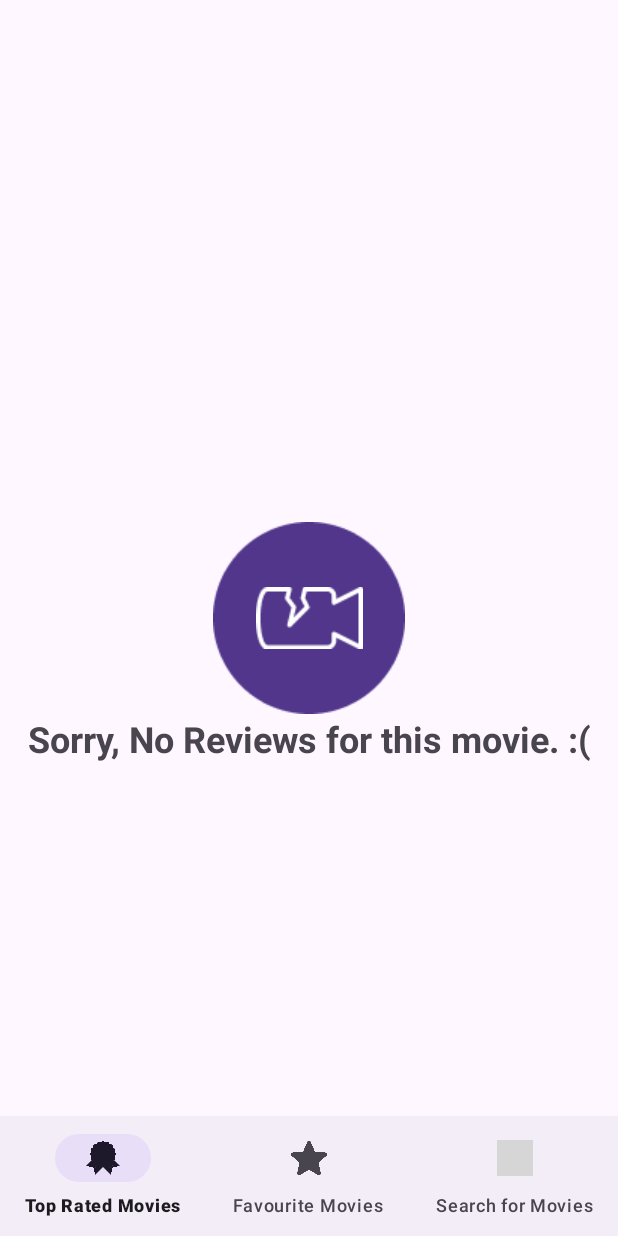
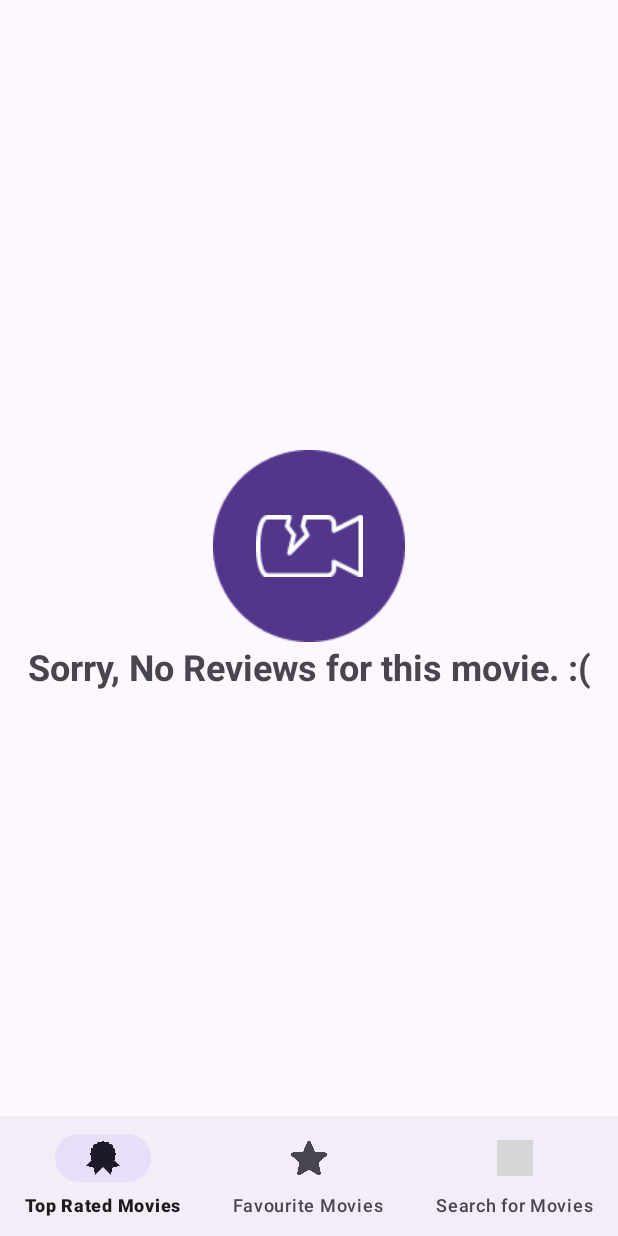
Before and after one commit to ToskePG/TMDBMovieAppXML, an Android app: the ReviewsFragment screen opened through its navigation route, on a phone screen of 412 x 824 dp. Run offline under Robolectric (Android 15) with nearby library versions, the phone set to English and light mode, and no system bars; our stand-ins replace Room's generated code, navigation-ui; network calls fail; pictures from the network do not load; 3 statements that could not run were skipped; grey boxes are pictures that could not be loaded.

Commit message:
Handles empty state for reviews.

```diff
--- a/app/src/main/res/layout/fragment_reviews.xml
+++ b/app/src/main/res/layout/fragment_reviews.xml
@@ -25,7 +25,9 @@
         app:layout_constraintEnd_toEndOf="parent"
         app:layout_constraintTop_toTopOf="parent"
         app:layout_constraintBottom_toBottomOf="parent"
-        android:visibility="gone"/>
+        android:layout_marginTop="-96dp"
+        android:visibility="gone"
+        android:contentDescription="@string/empty_state"/>
 
     <ImageView
         android:id="@+id/ivCamera"
@@ -36,18 +38,22 @@
         app:layout_constraintEnd_toEndOf="parent"
         app:layout_constraintTop_toTopOf="parent"
         app:layout_constraintBottom_toBottomOf="parent"
-        android:visibility="gone"/>
+        android:layout_marginTop="-96dp"
+        android:visibility="gone"
+        android:contentDescription="@string/empty_state"/>
 
     <TextView
         android:id="@+id/tvNoReviews"
         android:layout_width="wrap_content"
         android:layout_height="wrap_content"
         app:layout_constraintTop_toBottomOf="@+id/ivElipsaEmpty"
-        android:text="Sorry, No Reviews for this movie. :("
+        android:text="@string/sorry_no_reviews_for_this_movie"
         app:layout_constraintStart_toStartOf="parent"
         app:layout_constraintEnd_toEndOf="parent"
         android:textStyle="bold"
         android:textSize="24sp"
+        android:maxLines="2"
+        android:gravity="center"
         android:visibility="gone"/>
 
 </androidx.constraintlayout.widget.ConstraintLayout>
--- a/app/src/main/res/values/strings.xml
+++ b/app/src/main/res/values/strings.xml
@@ -42,4 +42,6 @@
     <string name="favourite_movies">Favourite Movies</string>
     <string name="search_for_movies2">Search for Movies</string>
     <string name="add_to_favourites">Add to Favourites</string>
+    <string name="sorry_no_reviews_for_this_movie">Sorry, No Reviews for this movie. :(</string>
+    <string name="empty_state">Empty State</string>
 </resources>
```
